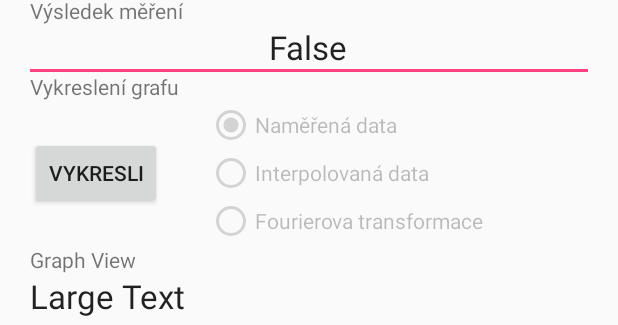
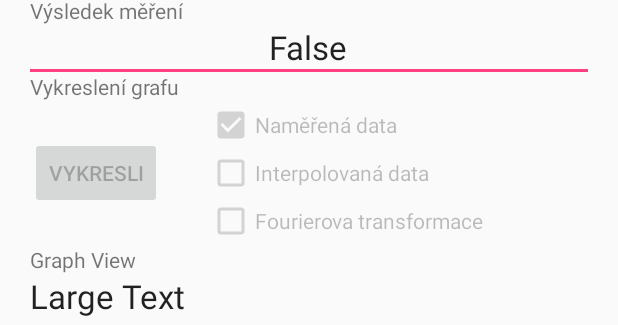
Before and after one commit to Kendysss6/ScrollingDetekceEpi, an Android app: the layout scroll_activity.xml on its own in the app's theme, with its tools: preview values and no code run, on a phone screen of 412 x 824 dp. Shown: the part 472-797 px from the top of the screen. Run offline under Robolectric (Android 15) with nearby library versions, the phone set to English and light mode, and no system bars; plain views replace GraphViewXML.

Commit message:
Nastaveno aby MainActivity bylo furt portrait, protože to jinak zavola ondestroy při změně orientace. Upraveny Grafy ted už dodělat vykreslovani do grafu.

```diff
--- a/app/src/main/AndroidManifest.xml
+++ b/app/src/main/AndroidManifest.xml
@@ -13,7 +13,8 @@
         android:theme="@style/AppTheme">
         <activity
             android:name=".uithread.MainActivity"
-            android:label="@string/app_name">
+            android:label="@string/app_name"
+            android:screenOrientation="portrait"> <!-- Musít být portrait nebo landscape aby to nevolalo ondestroy pri orientationChange() -->
             <intent-filter>
                 <action android:name="android.intent.action.MAIN" />
 
--- a/app/src/main/java/com/example/havlicek/scrollingdetekceepi/uithread/ServiceDetekce.java
+++ b/app/src/main/java/com/example/havlicek/scrollingdetekceepi/uithread/ServiceDetekce.java
@@ -261,7 +261,7 @@ public class ServiceDetekce extends Service {
                     if (kalibrace){ // jediny rozdil, pokud dělam kalibraci, je ,že pouze měřim hodnoty a pošlu je pres Intent zpet
                         Intent i = new Intent("Kalibrace");
                         i.putExtra("Hodnoty", l);
-                        i.putParcelableArrayListExtra("Array list", l);
+                        i.putParcelableArrayListExtra("ArrayListRaw", l);
                         LocalBroadcastManager.getInstance(ServiceDetekce.this).sendBroadcast(i);
                     } else {
                         Intent i = new Intent("DetekceZachvatu");
--- a/app/src/main/res/layout/scroll_activity.xml
+++ b/app/src/main/res/layout/scroll_activity.xml
@@ -273,34 +273,37 @@
                     android:layout_marginRight="30dp"
                     android:layout_marginEnd="30dp"
                     android:layout_gravity="center_vertical"
-                    android:onClick="vykresli"/>
+                    android:onClick="vykresli"
+                    android:enabled="false" />
 
-                <RadioGroup
+
+                <LinearLayout
+                    android:orientation="vertical"
                     android:layout_width="match_parent"
                     android:layout_height="wrap_content">
 
-                    <RadioButton
+                    <CheckBox
                         android:layout_width="wrap_content"
                         android:layout_height="wrap_content"
                         android:text="@string/namerena_data"
-                        android:id="@+id/namerenaDat_radio"
+                        android:id="@+id/raw"
                         android:checked="true"
                         android:enabled="false" />
 
-                    <RadioButton
+                    <CheckBox
                         android:layout_width="wrap_content"
                         android:layout_height="wrap_content"
                         android:text="@string/interpolovana_data"
-                        android:id="@+id/inter_radio"
-                        android:enabled="false"/>
+                        android:id="@+id/lin"
+                        android:enabled="false" />
 
-                    <RadioButton
+                    <CheckBox
                         android:layout_width="wrap_content"
                         android:layout_height="wrap_content"
                         android:text="@string/ft"
-                        android:id="@+id/fft_radio"
-                        android:enabled="false"/>
-                </RadioGroup>
+                        android:id="@+id/fft"
+                        android:enabled="false" />
+                </LinearLayout>
             </LinearLayout>
 
             <TextView
```
Also changed, not shown: app/src/main/java/com/example/havlicek/scrollingdetekceepi/datatypes/SensorValue.java (+1 -12 lines), app/src/main/java/com/example/havlicek/scrollingdetekceepi/uithread/Grafy.java (+4 -4 lines), app/src/main/java/com/example/havlicek/scrollingdetekceepi/uithread/KalibraceActivity.java (+5 -3 lines), app/src/main/java/com/example/havlicek/scrollingdetekceepi/uithread/MainActivity.java (+87 -3 lines).
